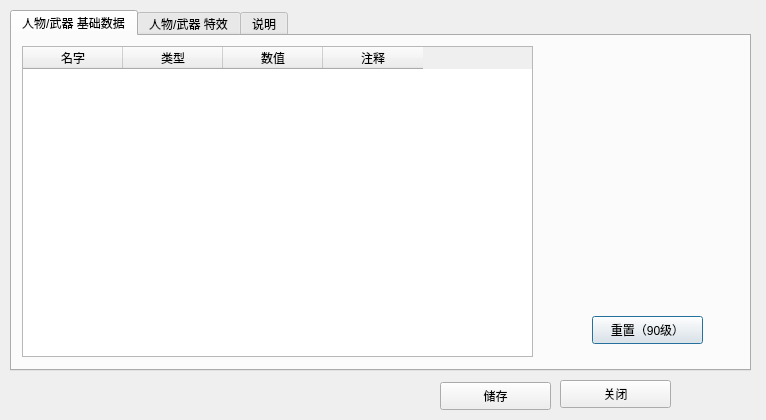
Before: the Qt Designer form data/ui/win_ratio.ui in gaofrank1986/gmi15, drawn with Qt 5.
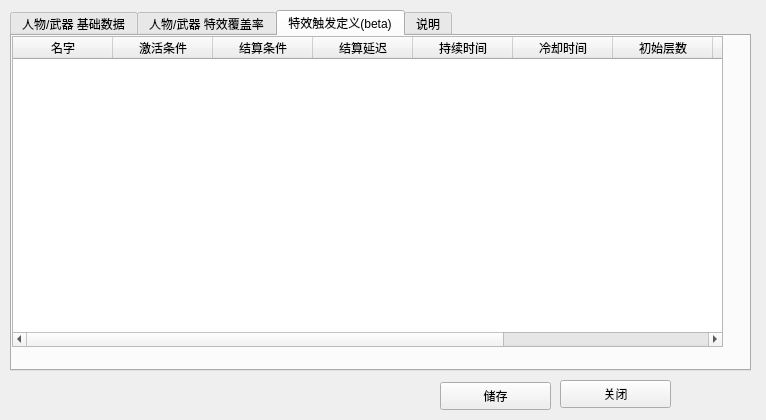
After: the same form once the commit is applied. The open tabs and pages were chosen to show the change.

What changed in the file:
```diff
--- a/data/ui/win_ratio.ui
+++ b/data/ui/win_ratio.ui
@@ -75,7 +75,7 @@
    </widget>
    <widget class="QWidget" name="tab">
     <attribute name="title">
-     <string>人物/武器 特效</string>
+     <string>人物/武器 特效覆盖率</string>
     </attribute>
     <widget class="QTableWidget" name="table_ratio">
      <property name="geometry">
@@ -113,6 +113,71 @@
      </column>
     </widget>
    </widget>
+   <widget class="QWidget" name="tab_4">
+    <attribute name="title">
+     <string>特效触发定义(beta)</string>
+    </attribute>
+    <widget class="QTableWidget" name="tb_buff_def">
+     <property name="geometry">
+      <rect>
+       <x>0</x>
+       <y>0</y>
+       <width>711</width>
+       <height>311</height>
+      </rect>
+     </property>
+     <column>
+      <property name="text">
+       <string>名字</string>
+      </property>
+     </column>
+     <column>
+      <property name="text">
+       <string>激活条件</string>
+      </property>
+     </column>
+     <column>
+      <property name="text">
+       <string>结算条件</string>
+      </property>
+     </column>
+     <column>
+      <property name="text">
+       <string>结算延迟</string>
+      </property>
+     </column>
+     <column>
+      <property name="text">
+       <string>持续时间</string>
+      </property>
+     </column>
+     <column>
+      <property name="text">
+       <string>冷却时间</string>
+      </property>
+     </column>
+     <column>
+      <property name="text">
+       <string>初始层数</string>
+      </property>
+     </column>
+     <column>
+      <property name="text">
+       <string>最大层数</string>
+      </property>
+     </column>
+     <column>
+      <property name="text">
+       <string>附伤类型</string>
+      </property>
+     </column>
+     <column>
+      <property name="text">
+       <string>附伤次数</string>
+      </property>
+     </column>
+    </widget>
+   </widget>
    <widget class="QWidget" name="tab_3">
     <attribute name="title">
      <string>说明</string>
```
